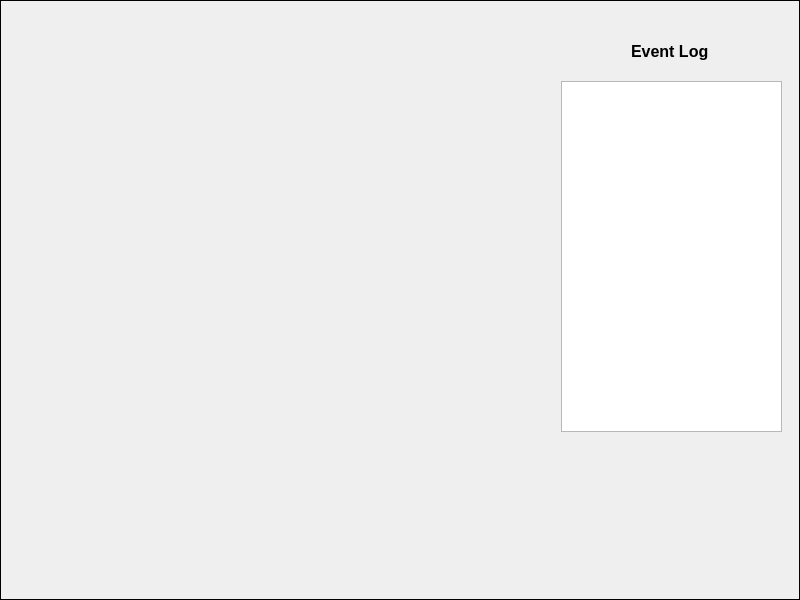
Old version of the form mainwindow.ui in the repository MAU143429/MP-Interconnect-Bus-Simulator-CE-4302.
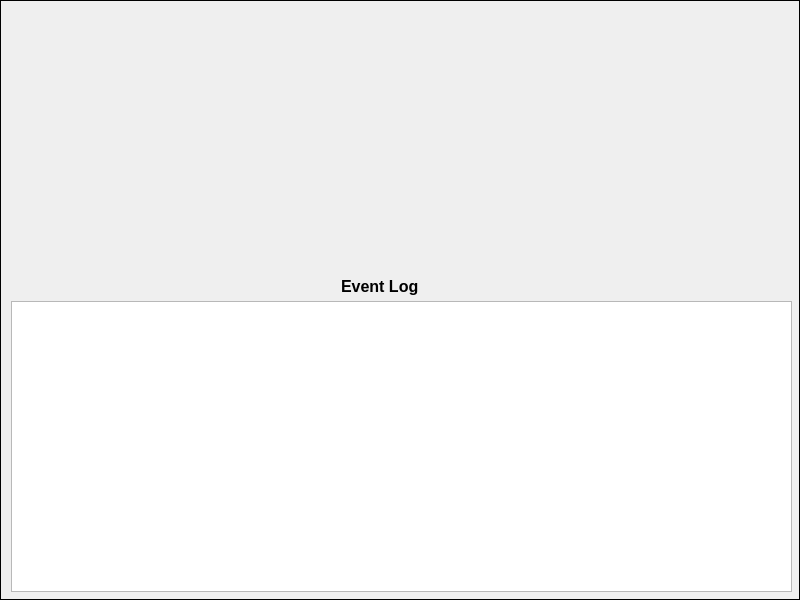
New version of the form. The open tabs and pages were chosen to show the change. Icons and pictures are not drawn.

The edit to the form file:
```diff
--- a/mainwindow.ui
+++ b/mainwindow.ui
@@ -650,8 +650,8 @@
      <widget class="QLabel" name="main_graphic">
       <property name="geometry">
        <rect>
-        <x>20</x>
-        <y>90</y>
+        <x>150</x>
+        <y>20</y>
         <width>511</width>
         <height>241</height>
        </rect>
@@ -674,18 +674,18 @@
      <widget class="QTextBrowser" name="textBrowser">
       <property name="geometry">
        <rect>
-        <x>560</x>
-        <y>80</y>
-        <width>221</width>
-        <height>351</height>
+        <x>10</x>
+        <y>300</y>
+        <width>781</width>
+        <height>291</height>
        </rect>
       </property>
      </widget>
      <widget class="QLabel" name="label_15">
       <property name="geometry">
        <rect>
-        <x>630</x>
-        <y>35</y>
+        <x>340</x>
+        <y>270</y>
         <width>101</width>
         <height>31</height>
        </rect>
```
Left out of the diff: 2 changed lines with no effect on the pictures.
